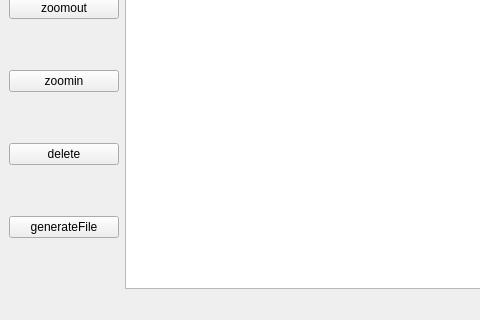
The window that main.ui (Anujg935/OMChemSimGUI) describes before a commit, drawn with Qt 5; both pictures show x 0 to 480 and y 349 to 669 of the 987 by 669 pixel window.
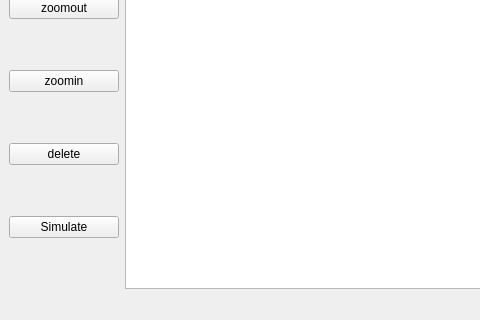
The same window after the commit.

What changed in the file:
```diff
--- a/main.ui
+++ b/main.ui
@@ -80,7 +80,7 @@
         <item>
          <widget class="QPushButton" name="pushButton_6">
           <property name="text">
-           <string>generateFile</string>
+           <string>Simulate</string>
           </property>
          </widget>
         </item>
```
